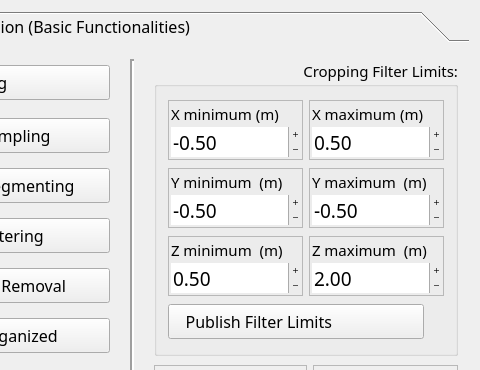
Before: the Qt Designer form src/basic_node/gui/basic_node_gui.ui in Tabjones/pacman_vision, drawn with Qt 5; both pictures show x 102 to 582 and y 0 to 370 of the 582 by 810 pixel window.
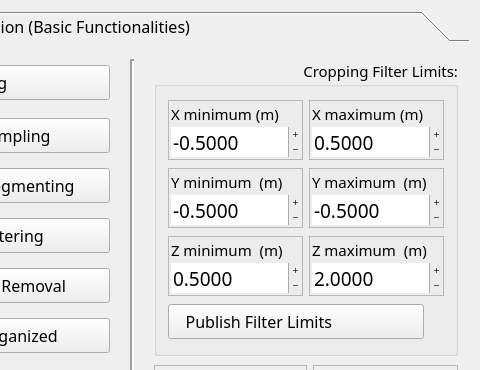
After: the same form once the commit is applied. Icons and pictures are not drawn.

Commit message: Add more granularity to cropbox gui limits

```diff
--- a/src/basic_node/gui/basic_node_gui.ui
+++ b/src/basic_node/gui/basic_node_gui.ui
@@ -377,13 +377,13 @@
                  <enum>QAbstractSpinBox::PlusMinus</enum>
                 </property>
                 <property name="decimals">
-                 <number>2</number>
+                 <number>4</number>
                 </property>
                 <property name="minimum">
-                 <double>-2.000000000000000</double>
+                 <double>-900.000000000000000</double>
                 </property>
                 <property name="maximum">
-                 <double>2.000000000000000</double>
+                 <double>900.000000000000000</double>
                 </property>
                 <property name="singleStep">
                  <double>0.100000000000000</double>
@@ -481,13 +481,13 @@
                  <enum>QAbstractSpinBox::PlusMinus</enum>
                 </property>
                 <property name="decimals">
-                 <number>2</number>
+                 <number>4</number>
                 </property>
                 <property name="minimum">
-                 <double>-2.000000000000000</double>
+                 <double>-900.000000000000000</double>
                 </property>
                 <property name="maximum">
-                 <double>2.000000000000000</double>
+                 <double>900.000000000000000</double>
                 </property>
                 <property name="singleStep">
                  <double>0.100000000000000</double>
@@ -585,13 +585,13 @@
                  <enum>QAbstractSpinBox::PlusMinus</enum>
                 </property>
                 <property name="decimals">
-                 <number>2</number>
+                 <number>4</number>
                 </property>
                 <property name="minimum">
-                 <double>-2.000000000000000</double>
+                 <double>-900.000000000000000</double>
                 </property>
                 <property name="maximum">
-                 <double>2.000000000000000</double>
+                 <double>900.000000000000000</double>
                 </property>
                 <property name="singleStep">
                  <double>0.100000000000000</double>
@@ -689,13 +689,13 @@
                  <enum>QAbstractSpinBox::PlusMinus</enum>
                 </property>
                 <property name="decimals">
-                 <number>2</number>
+                 <number>4</number>
                 </property>
                 <property name="minimum">
-                 <double>-2.000000000000000</double>
+                 <double>-900.000000000000000</double>
                 </property>
                 <property name="maximum">
-                 <double>2.000000000000000</double>
+                 <double>900.000000000000000</double>
                 </property>
                 <property name="singleStep">
                  <double>0.100000000000000</double>
@@ -793,13 +793,13 @@
                  <enum>QAbstractSpinBox::PlusMinus</enum>
                 </property>
                 <property name="decimals">
-                 <number>2</number>
+                 <number>4</number>
                 </property>
                 <property name="minimum">
-                 <double>0.100000000000000</double>
+                 <double>-900.000000000000000</double>
                 </property>
                 <property name="maximum">
-                 <double>3.900000000000000</double>
+                 <double>900.000000000000000</double>
                 </property>
                 <property name="singleStep">
                  <double>0.100000000000000</double>
@@ -897,13 +897,13 @@
                  <enum>QAbstractSpinBox::PlusMinus</enum>
                 </property>
                 <property name="decimals">
-                 <number>2</number>
+                 <number>4</number>
                 </property>
                 <property name="minimum">
-                 <double>0.200000000000000</double>
+                 <double>-900.000000000000000</double>
                 </property>
                 <property name="maximum">
-                 <double>4.000000000000000</double>
+                 <double>900.000000000000000</double>
                 </property>
                 <property name="singleStep">
                  <double>0.100000000000000</double>
```
Left out of the diff: 12 changed lines with no effect on the pictures. The commit also changes 1 other file.
